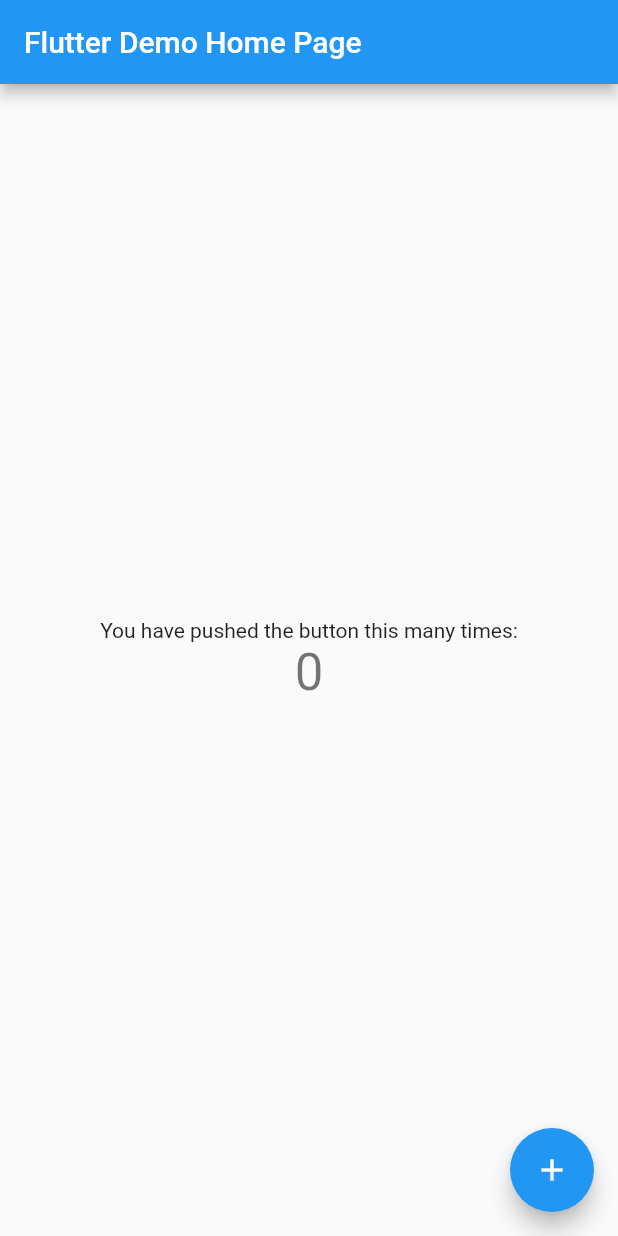
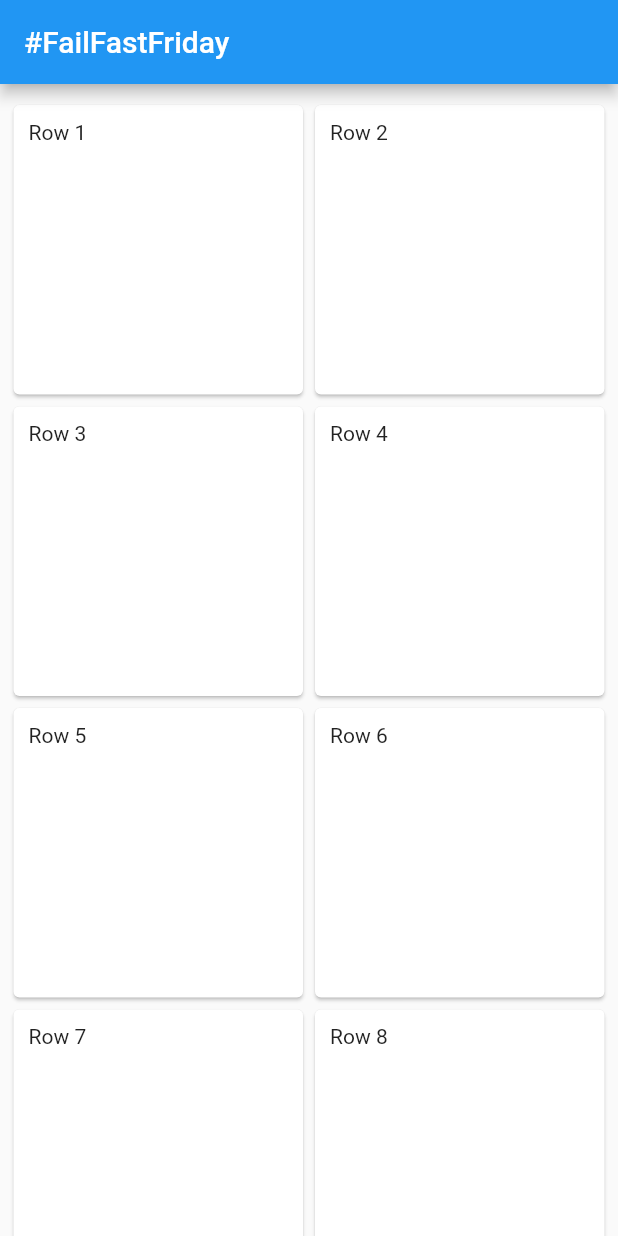
Before and after one commit to sbarbour-93/flutter_poc, a Flutter app: the screen it shows after launch, on a phone screen of 412 x 824 dp. Run offline on Flutter 3.47's test engine with Material 2 defaults, Android fonts, the phone set to English and light mode, and no system bars.

```diff
--- a/lib/main.dart
+++ b/lib/main.dart
@@ -1,8 +1,7 @@
 import 'package:flutter/material.dart';
 
-void main() {
-  runApp(MyApp());
-}
+void main() => runApp(MyApp());
+
 
 class MyApp extends StatelessWidget {
   // This widget is the root of your application.
@@ -26,7 +25,7 @@ class MyApp extends StatelessWidget {
         // closer together (more dense) than on mobile platforms.
         visualDensity: VisualDensity.adaptivePlatformDensity,
       ),
-      home: MyHomePage(title: 'Flutter Demo Home Page'),
+      home: MyHomePage(title: '#FailFastFriday'),
     );
   }
 }
@@ -50,18 +49,6 @@ class MyHomePage extends StatefulWidget {
 }
 
 class _MyHomePageState extends State<MyHomePage> {
-  int _counter = 0;
-
-  void _incrementCounter() {
-    setState(() {
-      // This call to setState tells the Flutter framework that something has
-      // changed in this State, which causes it to rerun the build method below
-      // so that the display can reflect the updated values. If we changed
-      // _counter without calling setState(), then the build method would not be
-      // called again, and so nothing would appear to happen.
-      _counter++;
-    });
-  }
 
   @override
   Widget build(BuildContext context) {
@@ -77,41 +64,26 @@ class _MyHomePageState extends State<MyHomePage> {
         // the App.build method, and use it to set our appbar title.
         title: Text(widget.title),
       ),
-      body: Center(
-        // Center is a layout widget. It takes a single child and positions it
-        // in the middle of the parent.
-        child: Column(
-          // Column is also a layout widget. It takes a list of children and
-          // arranges them vertically. By default, it sizes itself to fit its
-          // children horizontally, and tries to be as tall as its parent.
-          //
-          // Invoke "debug painting" (press "p" in the console, choose the
-          // "Toggle Debug Paint" action from the Flutter Inspector in Android
-          // Studio, or the "Toggle Debug Paint" command in Visual Studio Code)
-          // to see the wireframe for each widget.
-          //
-          // Column has various properties to control how it sizes itself and
-          // how it positions its children. Here we use mainAxisAlignment to
-          // center the children vertically; the main axis here is the vertical
-          // axis because Columns are vertical (the cross axis would be
-          // horizontal).
-          mainAxisAlignment: MainAxisAlignment.center,
-          children: <Widget>[
-            Text(
-              'You have pushed the button this many times:',
-            ),
-            Text(
-              '$_counter',
-              style: Theme.of(context).textTheme.headline4,
-            ),
-          ],
-        ),
-      ),
-      floatingActionButton: FloatingActionButton(
-        onPressed: _incrementCounter,
-        tooltip: 'Increment',
-        child: Icon(Icons.add),
-      ), // This trailing comma makes auto-formatting nicer for build methods.
+      body: GridView.count(
+        crossAxisCount: 2,
+        children: _getListData(),
+        padding: EdgeInsets.fromLTRB(5, 10, 5, 20),
+      )
     );
   }
+
+  _getListData() {
+    List<Widget> cards = [];
+
+    for(int i = 1; i <= 8; i++) {
+      cards.add(Card(
+        child: Padding(
+          padding: EdgeInsets.all(10.0),
+          child: Text("Row $i"),
+        ),
+      ));
+    }
+
+    return cards;
+  }
 }
```
